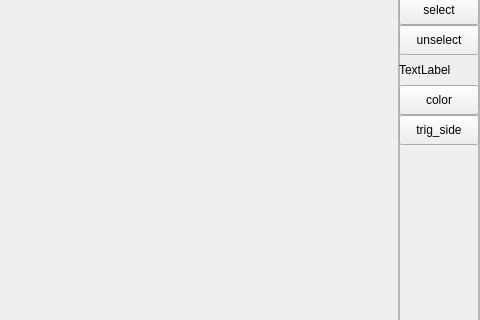
This is editor/mainwindow.ui in ErrrOrrr503/DOORkaEngine as Qt 5 draws it before an edit; both pictures show x 320 to 800 and y 85 to 405 of the 800 by 600 pixel window. The edited form follows.
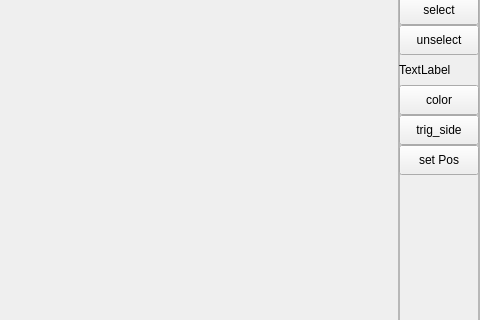
This is the edited form.

The edit to the form file:
```diff
--- a/editor/mainwindow.ui
+++ b/editor/mainwindow.ui
@@ -205,6 +205,19 @@
            <string>clipping</string>
           </property>
          </widget>
+         <widget class="QPushButton" name="setPosButton">
+          <property name="geometry">
+           <rect>
+            <x>0</x>
+            <y>210</y>
+            <width>80</width>
+            <height>30</height>
+           </rect>
+          </property>
+          <property name="text">
+           <string>set Pos</string>
+          </property>
+         </widget>
         </widget>
        </item>
       </layout>
```
